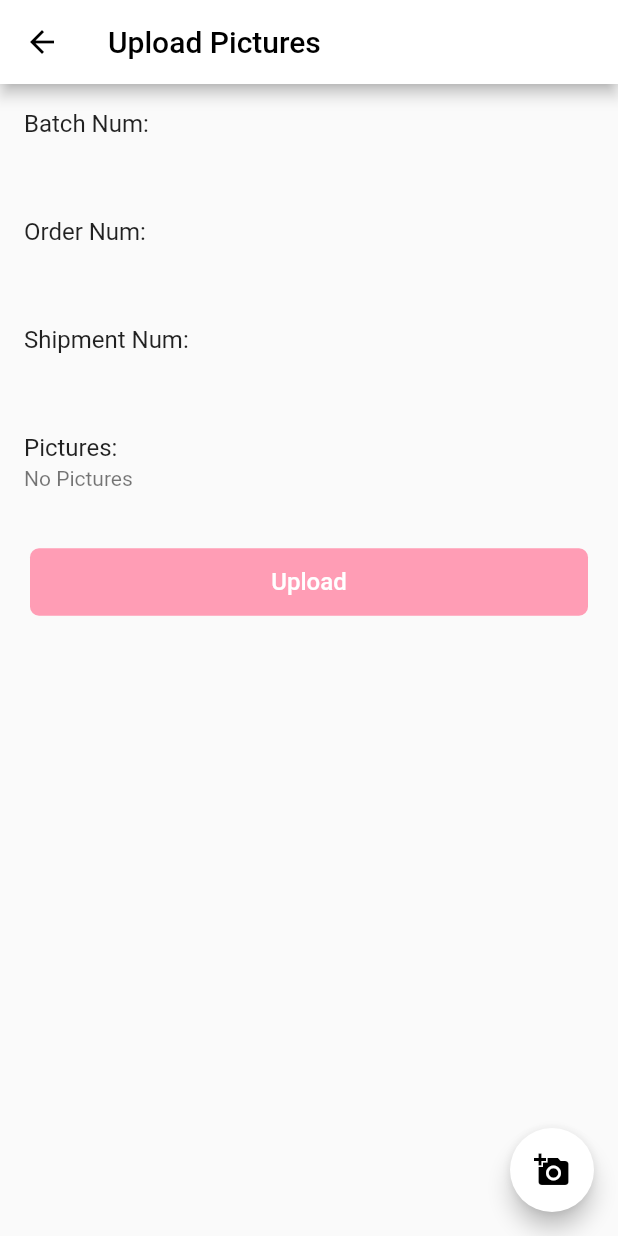
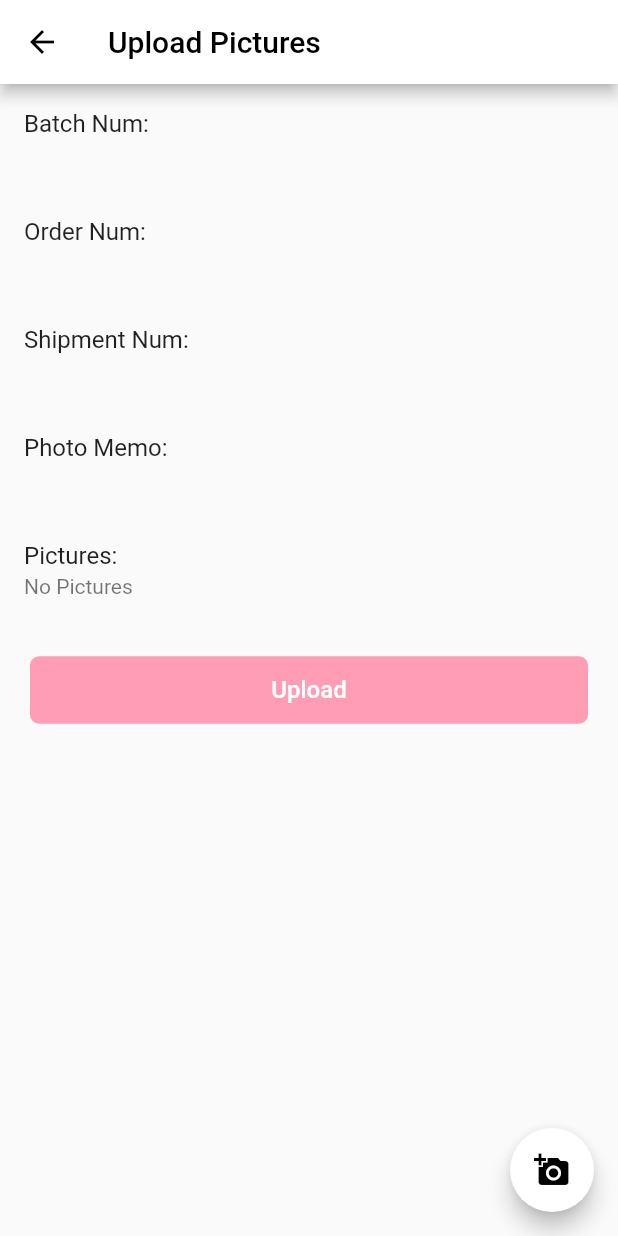
Before and after one commit to quinn-lee/wms_app, a Flutter app: the ReturnedPhotoPage screen opened directly with empty values, on a phone screen of 412 x 824 dp. Run offline on Flutter 3.47's test engine with Material 2 defaults, Android fonts, the phone set to English and light mode, and no system bars; our stand-ins replace audioplayers, dio, fluttertoast, image_picker, lottie, shared_preferences; accounts and stored records are empty; network calls fail.

Commit message:
拍照页面加上拍照备注

```diff
--- a/lib/model/returned_parcel.dart
+++ b/lib/model/returned_parcel.dart
@@ -1,74 +1,66 @@
 class ReturnedParcel {
   late int id;
-  String? ro_num;
-  String? shpmt_num;
-  String? logistics_company;
+  String? roNum;
+  String? shpmtNum;
+  String? logisticsCompany;
   String? status;
-  int? operator_id;
+  int? operatorId;
   String? operator;
-  String? created_at;
-  String? updated_at;
-  String? received_at;
-  int? outbound_order_id;
-  String? batch_num;
-  String? order_num;
-  int? account_id;
+  int? outboundOrderId;
+  String? batchNum;
+  String? orderNum;
+  int? accountId;
   String? account;
-  String? depot_code;
-  String? agent_depot;
-  String? return_reason;
-  String? handle_result;
+  String? depotCode;
+  String? agentDepot;
+  String? returnReason;
+  String? handleResult;
   String? disposal;
-  String? disposal_result;
-  String? disposal_memo;
+  String? disposalResult;
+  String? disposalMemo;
+  String? photoMemo;
 
-  ReturnedParcel(
-    this.id, {
-    this.ro_num,
-    this.shpmt_num,
-    this.logistics_company,
-    this.status,
-    this.operator_id,
-    this.operator,
-    this.created_at,
-    this.updated_at,
-    this.received_at,
-    this.outbound_order_id,
-    this.batch_num,
-    this.order_num,
-    this.account_id,
-    this.account,
-    this.depot_code,
-    this.agent_depot,
-    this.return_reason,
-    this.handle_result,
-    this.disposal,
-    this.disposal_result,
-    this.disposal_memo,
-  });
+  ReturnedParcel(this.id,
+      {this.roNum,
+      this.shpmtNum,
+      this.logisticsCompany,
+      this.status,
+      this.operatorId,
+      this.operator,
+      this.outboundOrderId,
+      this.batchNum,
+      this.orderNum,
+      this.accountId,
+      this.account,
+      this.depotCode,
+      this.agentDepot,
+      this.returnReason,
+      this.handleResult,
+      this.disposal,
+      this.disposalResult,
+      this.disposalMemo,
+      this.photoMemo});
 
   ReturnedParcel.fromJson(Map<String, dynamic> json) {
     id = json['id'];
-    ro_num = json['ro_num'];
-    shpmt_num = json['shpmt_num'];
-    logistics_company = json['logistics_company'];
+    roNum = json['ro_num'];
+    shpmtNum = json['shpmt_num'];
+    logisticsCompany = json['logistics_company'];
     status = json['status'];
-    operator_id = json['operator_id'];
+    operatorId = json['operator_id'];
     operator = json['operator'];
-    created_at = json['created_at'];
-    updated_at = json['updated_at'];
-    received_at = json['received_at'];
-    outbound_order_id = json['outbound_order_id'];
-    batch_num = json['batch_num'];
-    order_num = json['order_num'];
-    account_id = json['account_id'];
+    outboundOrderId = json['outbound_order_id'];
+    batchNum = json['batch_num'];
+    orderNum = json['order_num'];
+    accountId = json['account_id'];
     account = json['account'];
-    depot_code = json['depot_code'];
-    agent_depot = json['agent_depot'];
-    return_reason = json['return_reason'];
-    handle_result = json['handle_result'];
+    depotCode = json['depot_code'];
+    agentDepot = json['agent_depot'];
+    returnReason = json['return_reason'];
+    handleResult = json['handle_result'];
     disposal = json['disposal'];
-    disposal_result = json['disposal_result'];
-    disposal_memo = json['disposal_memo'];
+    disposalResult = json['disposal_result'];
+    disposalMemo = json['disposal_memo'];
+    photoMemo = json['photo_memo'];
   }
 }
--- a/lib/page/returned_need_photo_page.dart
+++ b/lib/page/returned_need_photo_page.dart
@@ -93,8 +93,8 @@ class _ReturnedNeedPhotoPageState extends HiState<ReturnedNeedPhotoPage>
     ));
     for (var element in parcelList) {
       widgets.add(ListTile(
-        title: Text("${element.shpmt_num}, ${element.order_num}"),
-        subtitle: Text("${element.batch_num}"),
+        title: Text("${element.shpmtNum}, ${element.orderNum}"),
+        subtitle: Text("${element.batchNum}"),
         trailing: const Icon(Icons.add_a_photo),
         onTap: () {
           HiNavigator.getInstance().onJumpTo(RouteStatus.returnedPhoto,
--- a/lib/page/returned_need_process_page.dart
+++ b/lib/page/returned_need_process_page.dart
@@ -96,7 +96,7 @@ class _ReturnedNeedProcessPageState extends HiState<ReturnedNeedProcessPage>
     ));
     for (var element in parcelList) {
       widgets.add(ListTile(
-        title: Text("${element.shpmt_num}, ${element.order_num}"),
+        title: Text("${element.shpmtNum}, ${element.orderNum}"),
         subtitle: Text("customer's disposal: ${element.disposal}"),
         trailing: _tools(element),
       ));
--- a/lib/page/returned_photo_page.dart
+++ b/lib/page/returned_photo_page.dart
@@ -51,15 +51,19 @@ class _ReturnedPhotoPageState extends HiState<ReturnedPhotoPage> {
           child: ListView(children: [
         ListTile(
           title: const Text("Batch Num: "),
-          subtitle: Text("${widget.returnedParcel.batch_num}"),
+          subtitle: Text("${widget.returnedParcel.batchNum}"),
         ),
         ListTile(
           title: const Text("Order Num: "),
-          subtitle: Text("${widget.returnedParcel.order_num}"),
+          subtitle: Text("${widget.returnedParcel.orderNum}"),
         ),
         ListTile(
           title: const Text("Shipment Num: "),
-          subtitle: Text("${widget.returnedParcel.shpmt_num}"),
+          subtitle: Text("${widget.returnedParcel.shpmtNum}"),
+        ),
+        ListTile(
+          title: const Text("Photo Memo: "),
+          subtitle: Text("${widget.returnedParcel.photoMemo}"),
         ),
         ListTile(
           title: const Text("Pictures: "),
--- a/lib/page/returned_shelf_page.dart
+++ b/lib/page/returned_shelf_page.dart
@@ -38,7 +38,7 @@ class _ReturnedShelfPageState extends HiState<ReturnedShelfPage> {
           children: [
             ListTile(
               title: const Text("Shipment Num: "),
-              subtitle: Text("${widget.returnedParcel.shpmt_num}"),
+              subtitle: Text("${widget.returnedParcel.shpmtNum}"),
             ),
             ListTile(
               title: const Text("Disposal: "),
```
